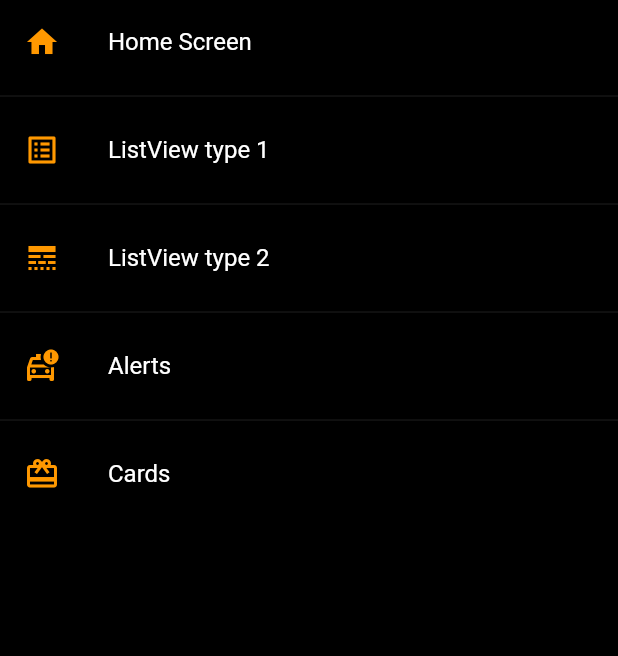
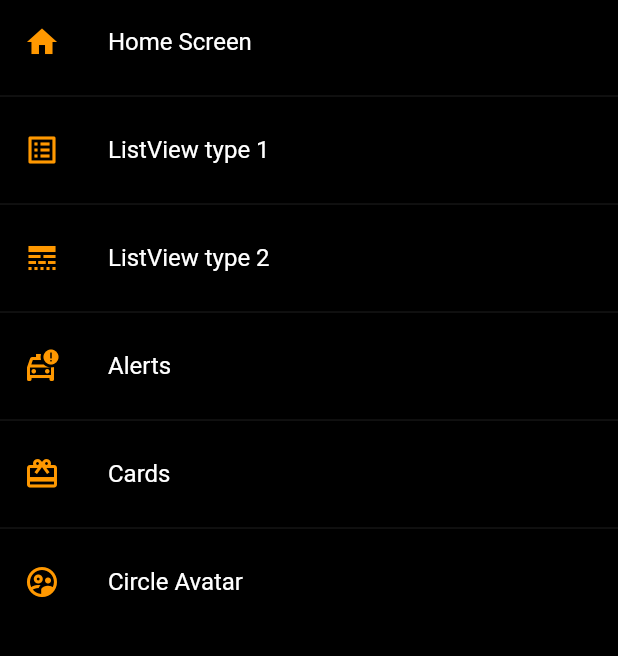
Before and after one commit to ChristianTC/flutter-components, a Flutter app: the screen it shows after launch, on a phone screen of 412 x 824 dp, the part 84-740 px from its top. Run offline on Flutter 3.47's test engine with Material 2 defaults, Android fonts, the phone set to English and light mode, and no system bars.

Commit message:
circle avatar

```diff
--- a/lib/router/app_routes.dart
+++ b/lib/router/app_routes.dart
@@ -33,6 +33,11 @@ class AppRoutes {
         icon: Icons.card_giftcard_outlined,
         name: 'Cards',
         screen: const CardScreen()),
+    MenuOption(
+        route: 'avatar',
+        icon: Icons.supervised_user_circle_outlined,
+        name: 'Circle Avatar',
+        screen: const AvatarScreen()),
   ];
 
   static Map<String, Widget Function(BuildContext)> getAppRoutes() {
--- a/lib/screens/screens.dart
+++ b/lib/screens/screens.dart
@@ -1,4 +1,5 @@
 export 'package:fl_components/screens/alert_screen.dart';
+export 'package:fl_components/screens/avatar_screen.dart';
 export 'package:fl_components/screens/card_screen.dart';
 export 'package:fl_components/screens/home_screen.dart';
 export 'package:fl_components/screens/listview1_screen.dart';
```
Also changed, not shown: lib/screens/avatar_screen.dart (added, +30 -0 lines).
